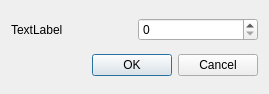
The window that cam_plugin/dialog.ui (matrixsmaster/MILLA) describes before a commit, drawn with Qt 5.
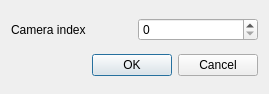
The same window after the commit. Icons and pictures are not drawn.

Patch:
```diff
--- a/cam_plugin/dialog.ui
+++ b/cam_plugin/dialog.ui
@@ -26,7 +26,7 @@
      <item>
       <widget class="QLabel" name="label">
        <property name="text">
-        <string>TextLabel</string>
+        <string>Camera index</string>
        </property>
       </widget>
      </item>
```
